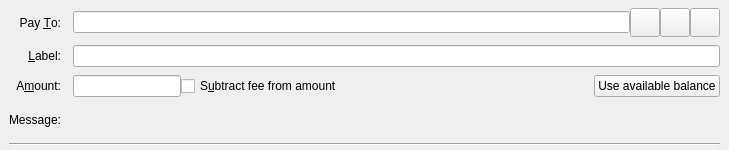
First picture: the form in src/qt/forms/sendcoinsentry.ui, repository SvenKercher/dd4, before the edit.
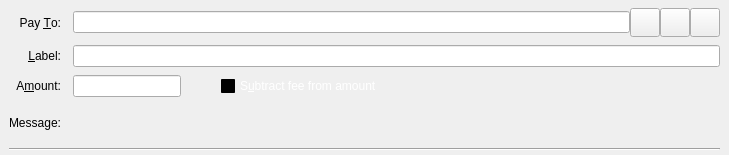
Second picture: the form after the edit. Icons and pictures are not drawn. Custom widgets are drawn as their Qt base class.

```diff
--- a/src/qt/forms/sendcoinsentry.ui
+++ b/src/qt/forms/sendcoinsentry.ui
@@ -7,7 +7,7 @@
     <x>0</x>
     <y>0</y>
     <width>729</width>
-    <height>150</height>
+    <height>155</height>
    </rect>
   </property>
   <property name="focusPolicy">
@@ -36,19 +36,6 @@
     <property name="verticalSpacing">
      <number>8</number>
     </property>
-    <item row="0" column="0">
-     <widget class="QLabel" name="payToLabel">
-      <property name="text">
-       <string>Pay &amp;To:</string>
-      </property>
-      <property name="alignment">
-       <set>Qt::AlignRight|Qt::AlignTrailing|Qt::AlignVCenter</set>
-      </property>
-      <property name="buddy">
-       <cstring>payTo</cstring>
-      </property>
-     </widget>
-    </item>
     <item row="0" column="1">
      <layout class="QHBoxLayout" name="payToLayout">
       <property name="spacing">
@@ -57,7 +44,7 @@
       <item>
        <widget class="QValidatedLineEdit" name="payTo">
         <property name="toolTip">
-         <string>The Bitcoin address to send the payment to</string>
+         <string>The Dynamic address to send the payment to</string>
         </property>
        </widget>
       </item>
@@ -69,10 +56,6 @@
         <property name="text">
          <string/>
         </property>
-        <property name="icon">
-         <iconset resource="../bitcoin.qrc">
-          <normaloff>:/icons/address-book</normaloff>:/icons/address-book</iconset>
-        </property>
         <property name="iconSize">
          <size>
           <width>22</width>
@@ -92,10 +75,6 @@
         <property name="text">
          <string/>
         </property>
-        <property name="icon">
-         <iconset resource="../bitcoin.qrc">
-          <normaloff>:/icons/editpaste</normaloff>:/icons/editpaste</iconset>
-        </property>
         <property name="iconSize">
          <size>
           <width>22</width>
@@ -115,10 +94,6 @@
         <property name="text">
          <string/>
         </property>
-        <property name="icon">
-         <iconset resource="../bitcoin.qrc">
-          <normaloff>:/icons/remove</normaloff>:/icons/remove</iconset>
-        </property>
         <property name="iconSize">
          <size>
           <width>22</width>
@@ -163,27 +138,454 @@
      </widget>
     </item>
     <item row="2" column="1">
-     <layout class="QHBoxLayout" name="horizontalLayoutAmount" stretch="0,1,0">
+     <layout class="QHBoxLayout" name="horizontalLayoutAmount" stretch="0,0,1">
       <item>
-       <widget class="BitcoinAmountField" name="payAmount"/>
+       <widget class="DynamicAmountField" name="payAmount"/>
+      </item>
+      <item>
+       <spacer name="horizontalSpacer">
+        <property name="orientation">
+         <enum>Qt::Horizontal</enum>
+        </property>
+        <property name="sizeHint" stdset="0">
+         <size>
+          <width>40</width>
+          <height>20</height>
+         </size>
+        </property>
+       </spacer>
       </item>
       <item>
        <widget class="QCheckBox" name="checkboxSubtractFeeFromAmount">
+        <property name="maximumSize">
+         <size>
+          <width>16777215</width>
+          <height>16777215</height>
+         </size>
+        </property>
+        <property name="palette">
+         <palette>
+          <active>
+           <colorrole role="WindowText">
+            <brush brushstyle="SolidPattern">
+             <color alpha="255">
+              <red>255</red>
+              <green>255</green>
+              <blue>255</blue>
+             </color>
+            </brush>
+           </colorrole>
+           <colorrole role="Button">
+            <brush brushstyle="SolidPattern">
+             <color alpha="255">
+              <red>0</red>
+              <green>0</green>
+              <blue>0</blue>
+             </color>
+            </brush>
+           </colorrole>
+           <colorrole role="Light">
+            <brush brushstyle="SolidPattern">
+             <color alpha="255">
+              <red>0</red>
+              <green>0</green>
+              <blue>0</blue>
+             </color>
+            </brush>
+           </colorrole>
+           <colorrole role="Midlight">
+            <brush brushstyle="SolidPattern">
+             <color alpha="255">
+              <red>0</red>
+              <green>0</green>
+              <blue>0</blue>
+             </color>
+            </brush>
+           </colorrole>
+           <colorrole role="Dark">
+            <brush brushstyle="SolidPattern">
+             <color alpha="255">
+              <red>0</red>
+              <green>0</green>
+              <blue>0</blue>
+             </color>
+            </brush>
+           </colorrole>
+           <colorrole role="Mid">
+            <brush brushstyle="SolidPattern">
+             <color alpha="255">
+              <red>0</red>
+              <green>0</green>
+              <blue>0</blue>
+             </color>
+            </brush>
+           </colorrole>
+           <colorrole role="Text">
+            <brush brushstyle="SolidPattern">
+             <color alpha="255">
+              <red>255</red>
+              <green>255</green>
+              <blue>255</blue>
+             </color>
+            </brush>
+           </colorrole>
+           <colorrole role="BrightText">
+            <brush brushstyle="SolidPattern">
+             <color alpha="255">
+              <red>255</red>
+              <green>255</green>
+              <blue>255</blue>
+             </color>
+            </brush>
+           </colorrole>
+           <colorrole role="ButtonText">
+            <brush brushstyle="SolidPattern">
+             <color alpha="255">
+              <red>255</red>
+              <green>255</green>
+              <blue>255</blue>
+             </color>
+            </brush>
+           </colorrole>
+           <colorrole role="Base">
+            <brush brushstyle="SolidPattern">
+             <color alpha="255">
+              <red>0</red>
+              <green>0</green>
+              <blue>0</blue>
+             </color>
+            </brush>
+           </colorrole>
+           <colorrole role="Window">
+            <brush brushstyle="SolidPattern">
+             <color alpha="255">
+              <red>0</red>
+              <green>0</green>
+              <blue>0</blue>
+             </color>
+            </brush>
+           </colorrole>
+           <colorrole role="Shadow">
+            <brush brushstyle="SolidPattern">
+             <color alpha="255">
+              <red>0</red>
+              <green>0</green>
+              <blue>0</blue>
+             </color>
+            </brush>
+           </colorrole>
+           <colorrole role="AlternateBase">
+            <brush brushstyle="SolidPattern">
+             <color alpha="255">
+              <red>0</red>
+              <green>0</green>
+              <blue>0</blue>
+             </color>
+            </brush>
+           </colorrole>
+           <colorrole role="ToolTipBase">
+            <brush brushstyle="SolidPattern">
+             <color alpha="255">
+              <red>255</red>
+              <green>255</green>
+              <blue>220</blue>
+             </color>
+            </brush>
+           </colorrole>
+           <colorrole role="ToolTipText">
+            <brush brushstyle="SolidPattern">
+             <color alpha="255">
+              <red>0</red>
+              <green>0</green>
+              <blue>0</blue>
+             </color>
+            </brush>
+           </colorrole>
+          </active>
+          <inactive>
+           <colorrole role="WindowText">
+            <brush brushstyle="SolidPattern">
+             <color alpha="255">
+              <red>255</red>
+              <green>255</green>
+              <blue>255</blue>
+             </color>
+            </brush>
+           </colorrole>
+           <colorrole role="Button">
+            <brush brushstyle="SolidPattern">
+             <color alpha="255">
+              <red>0</red>
+              <green>0</green>
+              <blue>0</blue>
+             </color>
+            </brush>
+           </colorrole>
+           <colorrole role="Light">
+            <brush brushstyle="SolidPattern">
+             <color alpha="255">
+              <red>0</red>
+              <green>0</green>
+              <blue>0</blue>
+             </color>
+            </brush>
+           </colorrole>
+           <colorrole role="Midlight">
+            <brush brushstyle="SolidPattern">
+             <color alpha="255">
+              <red>0</red>
+              <green>0</green>
+              <blue>0</blue>
+             </color>
+            </brush>
+           </colorrole>
+           <colorrole role="Dark">
+            <brush brushstyle="SolidPattern">
+             <color alpha="255">
+              <red>0</red>
+              <green>0</green>
+              <blue>0</blue>
+             </color>
+            </brush>
+           </colorrole>
+           <colorrole role="Mid">
+            <brush brushstyle="SolidPattern">
+             <color alpha="255">
+              <red>0</red>
+              <green>0</green>
+              <blue>0</blue>
+             </color>
+            </brush>
+           </colorrole>
+           <colorrole role="Text">
+            <brush brushstyle="SolidPattern">
+             <color alpha="255">
+              <red>255</red>
+              <green>255</green>
+              <blue>255</blue>
+             </color>
+            </brush>
+           </colorrole>
+           <colorrole role="BrightText">
+            <brush brushstyle="SolidPattern">
+             <color alpha="255">
+              <red>255</red>
+              <green>255</green>
+              <blue>255</blue>
+             </color>
+            </brush>
+           </colorrole>
+           <colorrole role="ButtonText">
+            <brush brushstyle="SolidPattern">
+             <color alpha="255">
+              <red>255</red>
+              <green>255</green>
+              <blue>255</blue>
+             </color>
+            </brush>
+           </colorrole>
+           <colorrole role="Base">
+            <brush brushstyle="SolidPattern">
+             <color alpha="255">
+              <red>0</red>
+              <green>0</green>
+              <blue>0</blue>
+             </color>
+            </brush>
+           </colorrole>
+           <colorrole role="Window">
+            <brush brushstyle="SolidPattern">
+             <color alpha="255">
+              <red>0</red>
+              <green>0</green>
+              <blue>0</blue>
+             </color>
+            </brush>
+           </colorrole>
+           <colorrole role="Shadow">
+            <brush brushstyle="SolidPattern">
+             <color alpha="255">
+              <red>0</red>
+              <green>0</green>
+              <blue>0</blue>
+             </color>
+            </brush>
+           </colorrole>
+           <colorrole role="AlternateBase">
+            <brush brushstyle="SolidPattern">
+             <color alpha="255">
+              <red>0</red>
+              <green>0</green>
+              <blue>0</blue>
+             </color>
+            </brush>
+           </colorrole>
+           <colorrole role="ToolTipBase">
+            <brush brushstyle="SolidPattern">
+             <color alpha="255">
+              <red>255</red>
+              <green>255</green>
+              <blue>220</blue>
+             </color>
+            </brush>
+           </colorrole>
+           <colorrole role="ToolTipText">
+            <brush brushstyle="SolidPattern">
+             <color alpha="255">
+              <red>0</red>
+              <green>0</green>
+              <blue>0</blue>
+             </color>
+            </brush>
+           </colorrole>
+          </inactive>
+          <disabled>
+           <colorrole role="WindowText">
+            <brush brushstyle="SolidPattern">
+             <color alpha="255">
+              <red>0</red>
+              <green>0</green>
+              <blue>0</blue>
+             </color>
+            </brush>
+           </colorrole>
+           <colorrole role="Button">
+            <brush brushstyle="SolidPattern">
+             <color alpha="255">
+              <red>0</red>
+              <green>0</green>
+              <blue>0</blue>
+             </color>
+            </brush>
+           </colorrole>
+           <colorrole role="Light">
+            <brush brushstyle="SolidPattern">
+             <color alpha="255">
+              <red>0</red>
+              <green>0</green>
+              <blue>0</blue>
+             </color>
+            </brush>
+           </colorrole>
+           <colorrole role="Midlight">
+            <brush brushstyle="SolidPattern">
+             <color alpha="255">
+              <red>0</red>
+              <green>0</green>
+              <blue>0</blue>
+             </color>
+            </brush>
+           </colorrole>
+           <colorrole role="Dark">
+            <brush brushstyle="SolidPattern">
+             <color alpha="255">
+              <red>0</red>
+              <green>0</green>
+              <blue>0</blue>
+             </color>
+            </brush>
+           </colorrole>
+           <colorrole role="Mid">
+            <brush brushstyle="SolidPattern">
+             <color alpha="255">
+              <red>0</red>
+              <green>0</green>
+              <blue>0</blue>
+             </color>
+            </brush>
+           </colorrole>
+           <colorrole role="Text">
+            <brush brushstyle="SolidPattern">
+             <color alpha="255">
+              <red>0</red>
+              <green>0</green>
+              <blue>0</blue>
+             </color>
+            </brush>
+           </colorrole>
+           <colorrole role="BrightText">
+            <brush brushstyle="SolidPattern">
+             <color alpha="255">
+              <red>255</red>
+              <green>255</green>
+              <blue>255</blue>
+             </color>
+            </brush>
+           </colorrole>
+           <colorrole role="ButtonText">
+            <brush brushstyle="SolidPattern">
+             <color alpha="255">
+              <red>0</red>
+              <green>0</green>
+              <blue>0</blue>
+             </color>
+            </brush>
+           </colorrole>
+           <colorrole role="Base">
+            <brush brushstyle="SolidPattern">
+             <color alpha="255">
+              <red>0</red>
+              <green>0</green>
+              <blue>0</blue>
+             </color>
+            </brush>
+           </colorrole>
+           <colorrole role="Window">
+            <brush brushstyle="SolidPattern">
+             <color alpha="255">
+              <red>0</red>
+              <green>0</green>
+              <blue>0</blue>
+             </color>
+            </brush>
+           </colorrole>
+           <colorrole role="Shadow">
+            <brush brushstyle="SolidPattern">
+             <color alpha="255">
+              <red>0</red>
+              <green>0</green>
+              <blue>0</blue>
+             </color>
+            </brush>
+           </colorrole>
+           <colorrole role="AlternateBase">
+            <brush brushstyle="SolidPattern">
+             <color alpha="255">
+              <red>0</red>
+              <green>0</green>
+              <blue>0</blue>
+             </color>
+            </brush>
+           </colorrole>
+           <colorrole role="ToolTipBase">
+            <brush brushstyle="SolidPattern">
+             <color alpha="255">
+              <red>255</red>
+              <green>255</green>
+              <blue>220</blue>
+             </color>
+            </brush>
+           </colorrole>
+           <colorrole role="ToolTipText">
+            <brush brushstyle="SolidPattern">
+             <color alpha="255">
+              <red>0</red>
+              <green>0</green>
+              <blue>0</blue>
+             </color>
+            </brush>
+           </colorrole>
+          </disabled>
+         </palette>
+        </property>
         <property name="toolTip">
-         <string>The fee will be deducted from the amount being sent. The recipient will receive less bitcoins than you enter in the amount field. If multiple recipients are selected, the fee is split equally.</string>
+         <string>The fee will be deducted from the amount being sent. The recipient will receive a lower amount of Dynamic than you enter in the amount field. If multiple recipients are selected, the fee is split equally.</string>
         </property>
         <property name="text">
          <string>S&amp;ubtract fee from amount</string>
         </property>
        </widget>
       </item>
-      <item>
-       <widget class="QPushButton" name="useAvailableBalanceButton">
-        <property name="text">
-         <string>Use available balance</string>
-        </property>
-       </widget>
-      </item>
      </layout>
     </item>
     <item row="3" column="0">
@@ -199,7 +601,7 @@
     <item row="3" column="1">
      <widget class="QLabel" name="messageTextLabel">
       <property name="toolTip">
-       <string>A message that was attached to the bitcoin: URI which will be stored with the transaction for your reference. Note: This message will not be sent over the Bitcoin network.</string>
+       <string>A message that was attached to the Dynamic: URI which will be stored with the transaction for your reference. Note: This message will not be sent over the Dynamic network.</string>
       </property>
       <property name="textFormat">
        <enum>Qt::PlainText</enum>
@@ -213,6 +615,19 @@
       </property>
      </widget>
     </item>
+    <item row="0" column="0">
+     <widget class="QLabel" name="payToLabel">
+      <property name="text">
+       <string>Pay &amp;To:</string>
+      </property>
+      <property name="alignment">
+       <set>Qt::AlignRight|Qt::AlignTrailing|Qt::AlignVCenter</set>
+      </property>
+      <property name="buddy">
+       <cstring>payTo</cstring>
+      </property>
+     </widget>
+    </item>
    </layout>
   </widget>
   <widget class="QFrame" name="SendCoins_UnauthenticatedPaymentRequest">
@@ -647,7 +1062,7 @@
     <item row="0" column="0">
      <widget class="QLabel" name="payToLabel_is">
       <property name="text">
-       <string>Pay To:</string>
+       <string>Pay &amp;To:</string>
       </property>
       <property name="alignment">
        <set>Qt::AlignRight|Qt::AlignTrailing|Qt::AlignVCenter</set>
@@ -670,10 +1085,6 @@
         <property name="text">
          <string/>
         </property>
-        <property name="icon">
-         <iconset resource="../bitcoin.qrc">
-          <normaloff>:/icons/remove</normaloff>:/icons/remove</iconset>
-        </property>
        </widget>
       </item>
      </layout>
@@ -709,7 +1120,7 @@
      </widget>
     </item>
     <item row="2" column="1">
-     <widget class="BitcoinAmountField" name="payAmount_is">
+     <widget class="DynamicAmountField" name="payAmount_is">
       <property name="acceptDrops">
        <bool>false</bool>
       </property>
@@ -1176,7 +1587,7 @@
     <item row="0" column="0">
      <widget class="QLabel" name="payToLabel_s">
       <property name="text">
-       <string>Pay To:</string>
+       <string>Pay &amp;To:</string>
       </property>
       <property name="alignment">
        <set>Qt::AlignRight|Qt::AlignTrailing|Qt::AlignVCenter</set>
@@ -1203,10 +1614,6 @@
         <property name="text">
          <string/>
         </property>
-        <property name="icon">
-         <iconset resource="../bitcoin.qrc">
-          <normaloff>:/icons/remove</normaloff>:/icons/remove</iconset>
-        </property>
        </widget>
       </item>
      </layout>
@@ -1242,7 +1649,7 @@
      </widget>
     </item>
     <item row="2" column="1">
-     <widget class="BitcoinAmountField" name="payAmount_s">
+     <widget class="DynamicAmountField" name="payAmount_s">
       <property name="acceptDrops">
        <bool>false</bool>
       </property>
@@ -1255,12 +1662,13 @@
   <customwidget>
    <class>QValidatedLineEdit</class>
    <extends>QLineEdit</extends>
-   <header>qt/qvalidatedlineedit.h</header>
+   <header>qvalidatedlineedit.h</header>
   </customwidget>
   <customwidget>
-   <class>BitcoinAmountField</class>
+   <class>DynamicAmountField</class>
    <extends>QLineEdit</extends>
-   <header>qt/bitcoinamountfield.h</header>
+   <header>dynamicamountfield.h</header>
+   <container>1</container>
   </customwidget>
  </customwidgets>
  <tabstops>
@@ -1275,8 +1683,6 @@
   <tabstop>payAmount_s</tabstop>
   <tabstop>deleteButton_s</tabstop>
  </tabstops>
- <resources>
-  <include location="../bitcoin.qrc"/>
- </resources>
+ <resources/>
  <connections/>
 </ui>
```
